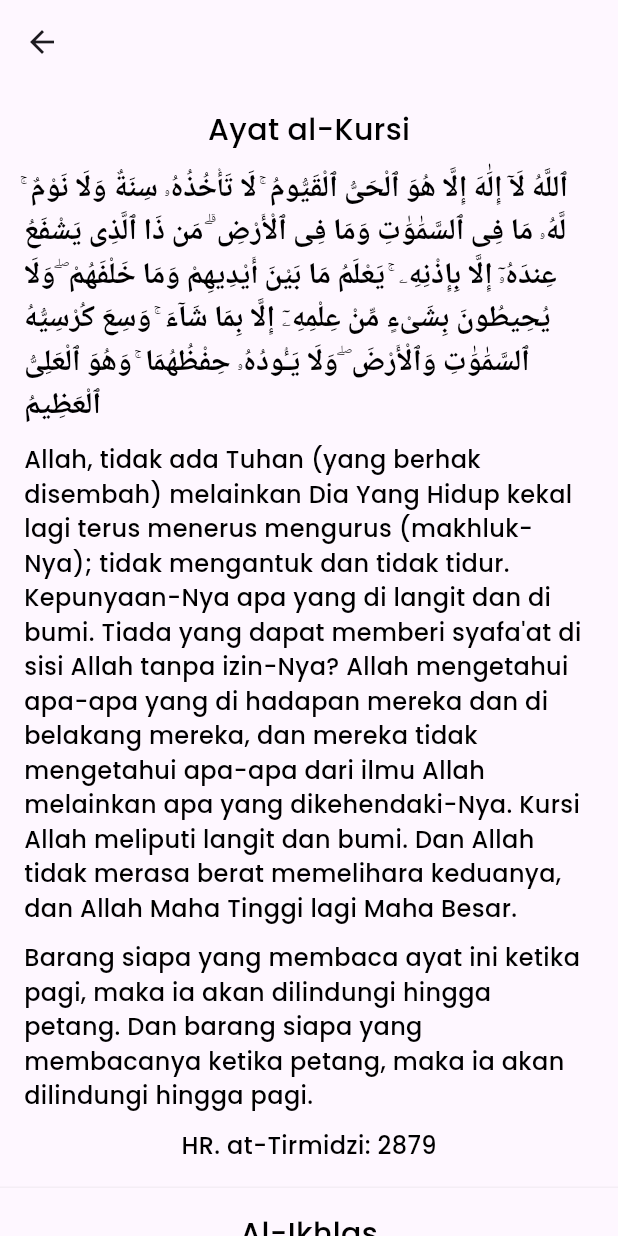
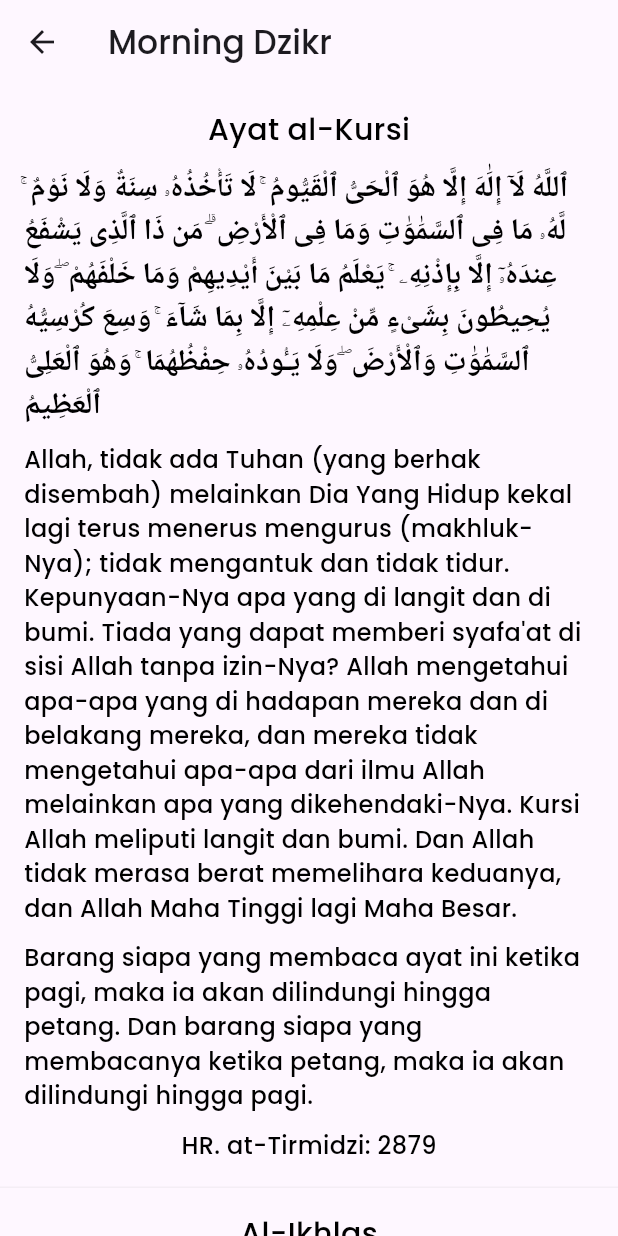
Before and after one commit to Damarazka/quran_app, a Flutter app: the MorningDzikr screen opened by its route, on a phone screen of 412 x 824 dp. Run offline on Flutter 3.47's test engine with Material 3 defaults, Android fonts, the phone set to English and light mode, and no system bars; our stand-ins replace assets_audio_player, flutter_svg, google_fonts.

Commit message:
add title dzikr

```diff
--- a/lib/pages/after_shalat.dart
+++ b/lib/pages/after_shalat.dart
@@ -12,6 +12,12 @@ class AfterShalat extends StatelessWidget {
     final ShalatViewModel _viewModel = ShalatViewModel();
     return Scaffold(
       appBar: AppBar(
+        title: Title(
+            color: Colors.blueAccent,
+            child: Text(
+              "After Shalat",
+              style: GoogleFonts.poppins(fontWeight: FontWeight.w500),
+            )),
         leading: IconButton(
             onPressed: () {
               Navigator.pop(context);
--- a/lib/pages/evening_screen.dart
+++ b/lib/pages/evening_screen.dart
@@ -12,6 +12,12 @@ class EveningDzikr extends StatelessWidget {
     final EveningViewModel _viewModel = EveningViewModel();
     return Scaffold(
       appBar: AppBar(
+        title: Title(
+            color: Colors.blueAccent,
+            child: Text(
+              "Evening Dzikr",
+              style: GoogleFonts.poppins(fontWeight: FontWeight.w500),
+            )),
         leading: IconButton(
             onPressed: () {
               Navigator.pop(context);
--- a/lib/pages/morning_screen.dart
+++ b/lib/pages/morning_screen.dart
@@ -12,6 +12,12 @@ class MorningDzikr extends StatelessWidget {
     final MorningViewModel _viewModel = MorningViewModel();
     return Scaffold(
       appBar: AppBar(
+        title: Title(
+            color: Colors.blueAccent,
+            child: Text(
+              "Morning Dzikr",
+              style: GoogleFonts.poppins(fontWeight: FontWeight.w500),
+            )),
         leading: IconButton(
             onPressed: () {
               Navigator.pop(context);
```
